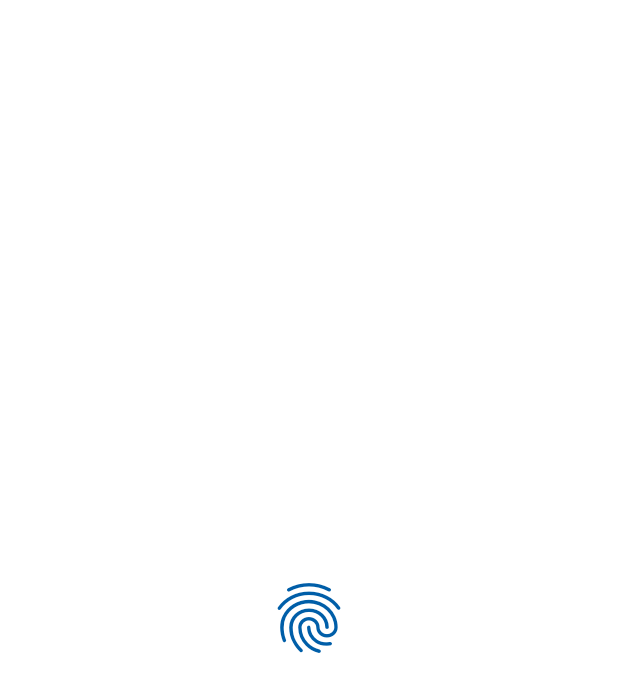
After one commit to gsuxd/joie_driver, a Flutter app: the AuthBiometric screen opened directly, after a tap on the "fingerprint" icon, on a phone screen of 412 x 824 dp. The commit adds this screen. Shown: the top 692 px of the screen. Run offline on Flutter 3.47's test engine with Material 2 defaults, Android fonts, the phone set to English and light mode, and no system bars; our stand-ins replace cloud_firestore, date_field, file_picker, firebase_auth, firebase_core, firebase_database and 14 more; missing offline and left inert: encrypted_shared_preferences, mailer, transition_customer; accounts and stored records are empty; project files that could hold a hidden picture were left out.

Commit message:
auth Biometric

```diff
--- a/lib/main.dart
+++ b/lib/main.dart
@@ -9,6 +9,7 @@ import 'package:google_maps_flutter/google_maps_flutter.dart';
 import 'package:joiedriver/register_login_chofer/conts.dart';
 import 'package:joiedriver/register_login_chofer/splash/splash_screen.dart';
 import 'package:joiedriver/register_login_chofer/theme.dart';
+import 'package:joiedriver/register_login_emprendedor/app_screens/auth_biometric.dart';
 import 'package:joiedriver/register_login_emprendedor/app_screens/ganancias/ganancias.dart';
 import 'package:joiedriver/singletons/user_data.dart';
 import 'package:permission_handler/permission_handler.dart';
@@ -198,7 +199,7 @@ class _MyHomePageState extends State<MyHomePage> {
           if (result.isNotEmpty && result[0].rawAddress.isNotEmpty) {
             if(google == "true"){
               Navigator.push(context,
-                  MaterialPageRoute(builder: (context) => const Ganancias()));
+                  MaterialPageRoute(builder: (context) => const AuthBiometric()));
               return;
             }
             try {
@@ -206,7 +207,7 @@ class _MyHomePageState extends State<MyHomePage> {
                   .signInWithEmailAndPassword(email: email, password: passwd);
               initScreen = false;
               Navigator.push(context,
-                  MaterialPageRoute(builder: (context) => const Ganancias()));
+                  MaterialPageRoute(builder: (context) => const AuthBiometric()));
             } on FirebaseAuthException catch (e) {
               if (e.code == 'user-not-found') {
                 //showToast("Este Email no esta registrado");
--- /dev/null
+++ b/lib/register_login_emprendedor/app_screens/auth_biometric.dart
@@ -0,0 +1,73 @@
+import 'package:flutter/services.dart';
+import 'package:flutter_riverpod/flutter_riverpod.dart';
+import 'package:flutter/material.dart';
+import 'package:local_auth/local_auth.dart';
+import '../../register_login_emprendedor/conts.dart';
+import 'ganancias/ganancias.dart';
+
+
+
+class AuthBiometric extends ConsumerStatefulWidget {
+  const AuthBiometric({Key? key}) : super(key: key);
+  @override
+  _Body createState() => _Body();
+}
+
+class _Body extends ConsumerState<AuthBiometric> {
+
+
+  @override
+  void initState()  {
+    super.initState();
+    huellaAuth();
+  }
+
+  Future huellaAuth() async{
+    final LocalAuthentication auth = LocalAuthentication();
+    final bool canAuthenticateWithBiometrics = await auth.canCheckBiometrics;
+    final bool canAuthenticate =
+        canAuthenticateWithBiometrics || await auth.isDeviceSupported();
+    if(canAuthenticate){
+      try {
+        final bool didAuthenticate = await auth.authenticate(
+            localizedReason: 'Please authenticate to show account balance',
+            options: const AuthenticationOptions(biometricOnly: true));
+        print("Autenticacion");
+        if(!didAuthenticate){
+          // Navigator.push(
+          //     context,
+          //     MaterialPageRoute(
+          //         builder: (context) =>  const LognInScreenEmprendedor()));
+        }else{
+          Navigator.push(
+              context,
+              MaterialPageRoute(
+                  builder: (context) =>  const Ganancias()));
+        }
+      } on PlatformException catch (e) {
+        // Navigator.push(
+        //     context,
+        //     MaterialPageRoute(
+        //         builder: (context) =>  const LognInScreenEmprendedor()));
+      }
+    }
+
+  }
+
+  @override
+  Widget build(BuildContext context) {
+    return Consumer(
+        builder: (context, ref, child) {
+          CodeNotifyE  code = ref.watch(codeProviderE);
+          return    Scaffold(
+            body: Center(
+              child: IconButton(
+                  onPressed: huellaAuth,
+                  icon: const Icon(Icons.fingerprint_rounded), color: jBase, iconSize: 56,),
+            ),
+          );
+        }
+    );
+  }
+
+}
--- a/lib/register_login_emprendedor/app_screens/ganancias/ganancias.dart
+++ b/lib/register_login_emprendedor/app_screens/ganancias/ganancias.dart
@@ -1,11 +1,14 @@
 import 'package:encrypted_shared_preferences/encrypted_shared_preferences.dart';
+import 'package:flutter/services.dart';
 import 'package:flutter_riverpod/flutter_riverpod.dart';
 import 'package:flutter/material.dart';
 import 'package:flutter_svg/flutter_svg.dart';
 import 'package:joiedriver/register_login_emprendedor/app_screens/ganancias/body.dart';
 import 'package:joiedriver/register_login_emprendedor/app_screens/menu_drawable.dart';
+import '../../sign_in/log_in.dart';
 import '../appbar.dart';
 import '../share/share.dart';
+import 'package:local_auth/local_auth.dart';
 
 
 class CodeNotifyE extends ChangeNotifier {
@@ -35,6 +38,8 @@ class _Body extends ConsumerState<Ganancias> {
     super.initState();
     getData();
   }
+
+
 
   Future<void> getData() async {
     final code = ref.read(codeProviderE);
--- a/lib/register_login_emprendedor/sign_in/components/body.dart
+++ b/lib/register_login_emprendedor/sign_in/components/body.dart
@@ -2,7 +2,9 @@ import 'package:archive/archive.dart';
 import 'package:encrypted_shared_preferences/encrypted_shared_preferences.dart';
 import 'package:firebase_auth/firebase_auth.dart';
 import 'package:flutter/material.dart';
+import 'package:flutter/services.dart';
 import 'package:flutter_svg/flutter_svg.dart';
+import 'package:local_auth/local_auth.dart';
 import '../../../components/no_account_emprendedor.dart';
 import '../../../components/social_cards.dart';
 import '../../app_screens/ganancias/ganancias.dart';
@@ -102,7 +104,7 @@ class BodySign extends StatelessWidget {
         context: context,
         builder: (BuildContext context) => AlertDialog(
           backgroundColor: Colors.transparent,
-            title: const Text('Iniciando  Sesión'),
+            elevation: 0,
             content: SizedBox(
               width: 200.0,
               height: 200.0,
@@ -128,7 +130,6 @@ class BodySign extends StatelessWidget {
 
 
     UserCredential user =  await FirebaseAuth.instance.signInWithCredential(credential);
-    print(user.user?.email);
     if(user.user != null ){
       Iterable<String>? binarys = user.user?.email.toString().codeUnits.map((int strInt) => strInt.toRadixString(2));
       Crc32 hash =  Crc32();
--- a/pubspec.yaml
+++ b/pubspec.yaml
@@ -62,6 +62,7 @@ dependencies:
   flutter_bloc: ^8.0.1
   share_plus: ^4.0.10+1
   google_sign_in: ^5.4.1
+  local_auth: ^2.1.2
 
 dev_dependencies:
   flutter_test:
```
Also changed, not shown: pubspec.lock, 2 other files.
